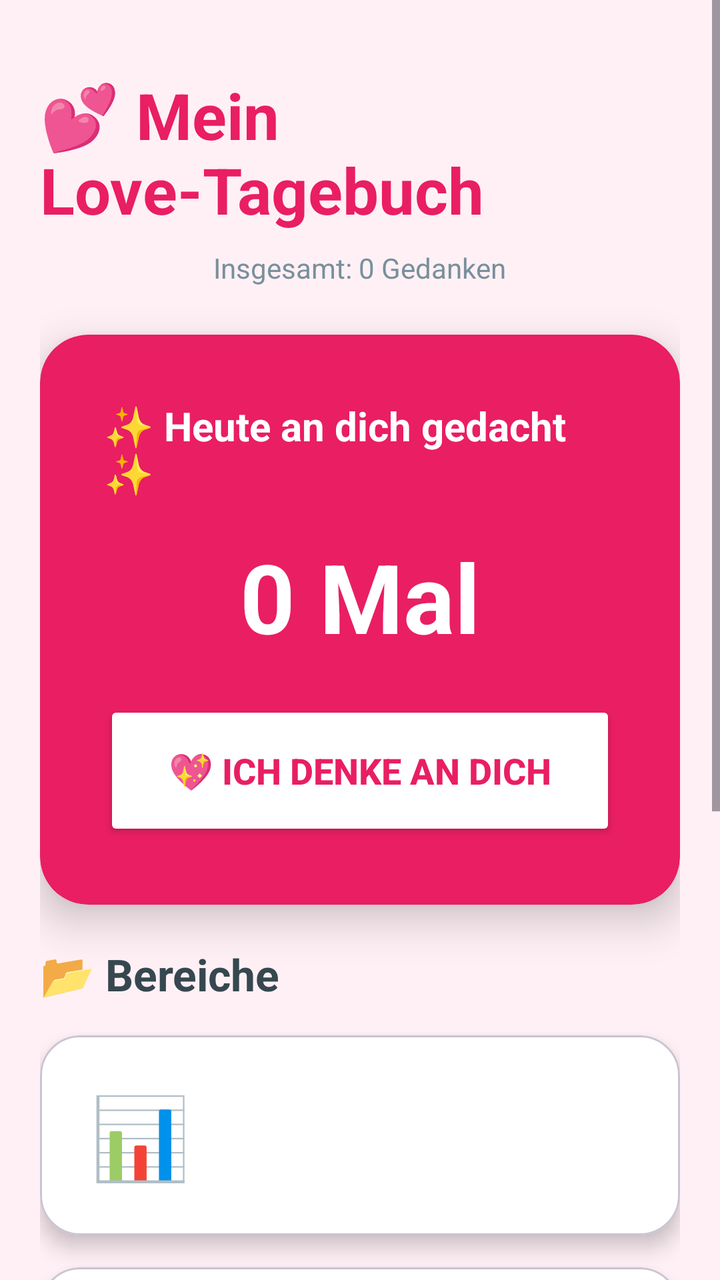
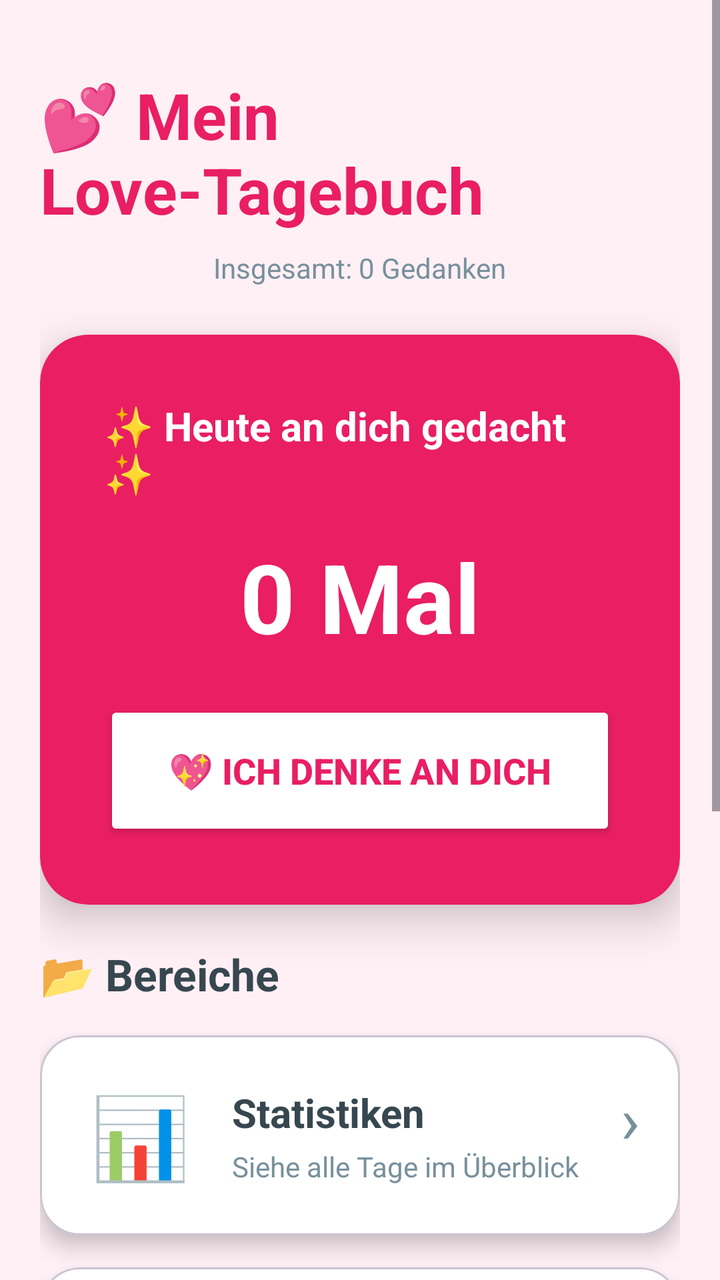

Two renders of the same Android screen: before a commit and after it. Below are the layout's source before the change and the commit's diff.
<!-- AndroidManifest.xml: application theme Theme.MeinTagebuch -->
<!-- res/layout/activity_main.xml -->
<?xml version="1.0" encoding="utf-8"?>
<ScrollView
    xmlns:android="http://schemas.android.com/apk/res/android"
    xmlns:app="http://schemas.android.com/apk/res-auto"
    android:layout_width="match_parent"
    android:layout_height="match_parent"
    android:background="@color/background">

    <LinearLayout
        android:layout_width="match_parent"
        android:layout_height="wrap_content"
        android:orientation="vertical"
        android:padding="20dp">

        
        <TextView
            android:layout_width="wrap_content"
            android:layout_height="wrap_content"
            android:text="💕 Mein Love-Tagebuch"
            android:textSize="32sp"
            android:textStyle="bold"
            android:textColor="@color/primary"
            android:layout_gravity="center"
            android:layout_marginTop="16dp"
            android:layout_marginBottom="8dp"/>

        <TextView
            android:id="@+id/totalThoughtsText"
            android:layout_width="wrap_content"
            android:layout_height="wrap_content"
            android:text="Insgesamt: 0 Gedanken"
            android:textSize="14sp"
            android:textColor="@color/secondary_text"
            android:layout_gravity="center"
            android:layout_marginBottom="24dp"/>

        
        <com.google.android.material.card.MaterialCardView
            android:layout_width="match_parent"
            android:layout_height="wrap_content"
            android:layout_marginBottom="20dp"
            app:cardCornerRadius="24dp"
            app:cardElevation="12dp"
            app:strokeWidth="0dp"
            android:backgroundTint="@color/primary">

            <LinearLayout
                android:layout_width="match_parent"
                android:layout_height="wrap_content"
                android:orientation="vertical"
                android:padding="32dp"
                android:gravity="center">

                <TextView
                    android:layout_width="wrap_content"
                    android:layout_height="wrap_content"
                    android:text="✨ Heute an dich gedacht ✨"
                    android:textSize="20sp"
                    android:textColor="@android:color/white"
                    android:textStyle="bold"
                    android:layout_marginBottom="16dp"/>

                <TextView
                    android:id="@+id/thoughtCountText"
                    android:layout_width="wrap_content"
                    android:layout_height="wrap_content"
                    android:text="0 Mal"
                    android:textSize="48sp"
                    android:textStyle="bold"
                    android:textColor="@android:color/white"
                    android:layout_marginBottom="20dp"/>

                <Button
                    android:id="@+id/thoughtButton"
                    android:layout_width="match_parent"
                    android:layout_height="70dp"
                    android:text="💖 Ich denke an dich"
                    android:textSize="18sp"
                    android:textStyle="bold"
                    android:backgroundTint="@android:color/white"
                    android:textColor="@color/primary"
                    app:cornerRadius="16dp"/>

            </LinearLayout>
        </com.google.android.material.card.MaterialCardView>

        
        <TextView
            android:layout_width="wrap_content"
            android:layout_height="wrap_content"
            android:text="📂 Bereiche"
            android:textSize="22sp"
            android:textStyle="bold"
            android:textColor="@color/primary_text"
            android:layout_marginBottom="16dp"/>

        
        <com.google.android.material.card.MaterialCardView
            android:id="@+id/statisticsCard"
            android:layout_width="match_parent"
            android:layout_height="wrap_content"
            android:layout_marginBottom="16dp"
            app:cardCornerRadius="20dp"
            app:cardElevation="6dp"
            android:clickable="true"
            android:focusable="true"
            android:foreground="?attr/selectableItemBackground"
            android:backgroundTint="@color/card_background">

            <LinearLayout
                android:layout_width="match_parent"
                android:layout_height="wrap_content"
                android:orientation="horizontal"
                android:padding="20dp"
                android:gravity="center_vertical">

                <TextView
                    android:layout_width="60dp"
                    android:layout_height="60dp"
                    android:text="📊"
                    android:textSize="40sp"
                    android:gravity="center"/>

                <LinearLayout
                    android:layout_width="0dp"
                    android:layout_height="wrap_content"
                    android:layout_marginStart="16dp"
                    android:layout_weight="1"
                    android:orientation="vertical">

                    <TextView
                        android:text="Statistiken"
                        android:textColor="@color/primary_text"
                        android:textSize="20sp"
                        android:textStyle="bold" />

                    <TextView
                        android:layout_marginTop="4dp"
                        android:text="Siehe alle Tage im Überblick"
                        android:textColor="@color/secondary_text"
                        android:textSize="14sp" />
                </LinearLayout>

                <TextView
                    android:text="›"
                    android:textSize="32sp"
                    android:textColor="@color/secondary_text"/>
            </LinearLayout>
        </com.google.android.material.card.MaterialCardView>

        
        <com.google.android.material.card.MaterialCardView
            android:id="@+id/diaryCard"
            android:layout_width="match_parent"
            android:layout_height="wrap_content"
            android:layout_marginBottom="16dp"
            app:cardCornerRadius="20dp"
            app:cardElevation="6dp"
            android:clickable="true"
            android:focusable="true"
            android:foreground="?attr/selectableItemBackground"
            android:backgroundTint="@color/card_background">

            <LinearLayout
                android:layout_width="match_parent"
                android:layout_height="wrap_content"
                android:orientation="horizontal"
                android:padding="20dp"
                android:gravity="center_vertical">

                <TextView
                    android:layout_width="60dp"
                    android:layout_height="60dp"
                    android:text="📝"
                    android:textSize="40sp"
                    android:gravity="center"/>

                <LinearLayout
                    android:layout_width="0dp"
                    android:layout_height="wrap_content"
                    android:layout_weight="1"
                    android:orientation="vertical"
                    android:layout_marginStart="16dp">

                    <TextView
                        android:text="Tagebuch"
                        android:textSize="20sp"
                        android:textStyle="bold"
                        android:textColor="@color/primary_text"/>

                    <TextView
                        android:text="Alle Einträge ansehen"
                        android:textSize="14sp"
                        android:textColor="@color/secondary_text"
                        android:layout_marginTop="4dp"/>
                </LinearLayout>

                <TextView
                    android:text="›"
                    android:textSize="32sp"
                    android:textColor="@color/secondary_text"/>
            </LinearLayout>
        </com.google.android.material.card.MaterialCardView>

        
        <com.google.android.material.card.MaterialCardView
            android:id="@+id/photosCard"
            android:layout_width="match_parent"
            android:layout_height="wrap_content"
            android:layout_marginBottom="16dp"
            app:cardCornerRadius="20dp"
            app:cardElevation="6dp"
            android:clickable="true"
            android:focusable="true"
            android:foreground="?attr/selectableItemBackground"
            android:backgroundTint="@color/card_background">

            <LinearLayout
                android:layout_width="match_parent"
                android:layout_height="wrap_content"
                android:orientation="horizontal"
                android:padding="20dp"
                android:gravity="center_vertical">

                <TextView
                    android:layout_width="60dp"
                    android:layout_height="60dp"
                    android:text="📸"
                    android:textSize="40sp"
                    android:gravity="center"/>

                <LinearLayout
                    android:layout_width="0dp"
                    android:layout_height="wrap_content"
                    android:layout_weight="1"
                    android:orientation="vertical"
                    android:layout_marginStart="16dp">

                    <TextView
                        android:text="Foto-Galerie"
                        android:textSize="20sp"
                        android:textStyle="bold"
                        android:textColor="@color/primary_text"/>

                    <TextView
                        android:text="Erinnerungen festhalten"
                        android:textSize="14sp"
                        android:textColor="@color/secondary_text"
                        android:layout_marginTop="4dp"/>
                </LinearLayout>

                <TextView
                    android:text="›"
                    android:textSize="32sp"
                    android:textColor="@color/secondary_text"/>
            </LinearLayout>
        </com.google.android.material.card.MaterialCardView>

        
        <com.google.android.material.card.MaterialCardView
            android:id="@+id/partnerCard"
            android:layout_width="match_parent"
            android:layout_height="wrap_content"
            android:layout_marginBottom="24dp"
            app:cardCornerRadius="20dp"
            app:cardElevation="6dp"
            android:clickable="true"
            android:focusable="true"
            android:foreground="?attr/selectableItemBackground"
            android:backgroundTint="@color/card_background">

            <LinearLayout
                android:layout_width="match_parent"
                android:layout_height="wrap_content"
                android:orientation="horizontal"
                android:padding="20dp"
                android:gravity="center_vertical">

                <TextView
                    android:layout_width="60dp"
                    android:layout_height="60dp"
                    android:text="💑"
                    android:textSize="40sp"
                    android:gravity="center"/>

                <LinearLayout
                    android:layout_width="0dp"
                    android:layout_height="wrap_content"
                    android:layout_weight="1"
                    android:orientation="vertical"
                    android:layout_marginStart="16dp">

                    <TextView
                        android:text="Partner"
                        android:textSize="20sp"
                        android:textStyle="bold"
                        android:textColor="@color/primary_text"/>

                    <TextView
                        android:text="Gemeinsam schreiben"
                        android:textSize="14sp"
                        android:textColor="@color/secondary_text"
                        android:layout_marginTop="4dp"/>
                </LinearLayout>

                <TextView
                    android:text="›"
                    android:textSize="32sp"
                    android:textColor="@color/secondary_text"/>
            </LinearLayout>
        </com.google.android.material.card.MaterialCardView>

    </LinearLayout>

</ScrollView>
<!-- resources referenced by this layout -->
<resources>
  <color name="background">#FFF0F5</color>
  <color name="card_background">#FFFFFF</color>
  <color name="primary">#E91E63</color>
  <color name="primary_text">#37474F</color>
  <color name="secondary_text">#78909C</color>
  <style name="Theme.MeinTagebuch" parent="Base.Theme.MeinTagebuch" />
  <style name="Base.Theme.MeinTagebuch" parent="Theme.Material3.DayNight.NoActionBar">
          
          
      </style>
</resources>

<!-- the commit's change to res/layout/activity_main.xml (unified diff, before → after) -->
@@ -129,12 +129,16 @@
                     android:orientation="vertical">
 
                     <TextView
+                        android:layout_height="match_parent"
+                        android:layout_width="match_parent"
                         android:text="Statistiken"
                         android:textColor="@color/primary_text"
                         android:textSize="20sp"
                         android:textStyle="bold" />
 
                     <TextView
+                        android:layout_width="match_parent"
+                        android:layout_height="match_parent"
                         android:layout_marginTop="4dp"
                         android:text="Siehe alle Tage im Überblick"
                         android:textColor="@color/secondary_text"
@@ -142,6 +146,8 @@
                 </LinearLayout>
 
                 <TextView
+                    android:layout_width="wrap_content"
+                    android:layout_height="match_parent"
                     android:text="›"
                     android:textSize="32sp"
                     android:textColor="@color/secondary_text"/>
@@ -183,12 +189,16 @@
                     android:layout_marginStart="16dp">
 
                     <TextView
+                        android:layout_height="match_parent"
+                        android:layout_width="match_parent"
                         android:text="Tagebuch"
                         android:textSize="20sp"
                         android:textStyle="bold"
                         android:textColor="@color/primary_text"/>
 
                     <TextView
+                        android:layout_width="match_parent"
+                        android:layout_height="match_parent"
                         android:text="Alle Einträge ansehen"
                         android:textSize="14sp"
                         android:textColor="@color/secondary_text"
@@ -196,6 +206,8 @@
                 </LinearLayout>
 
                 <TextView
+                    android:layout_height="match_parent"
+                    android:layout_width="wrap_content"
                     android:text="›"
                     android:textSize="32sp"
                     android:textColor="@color/secondary_text"/>
@@ -237,12 +249,16 @@
                     android:layout_marginStart="16dp">
 
                     <TextView
+                        android:layout_width="match_parent"
+                        android:layout_height="match_parent"
                         android:text="Foto-Galerie"
                         android:textSize="20sp"
                         android:textStyle="bold"
                         android:textColor="@color/primary_text"/>
 
                     <TextView
+                        android:layout_height="match_parent"
+                        android:layout_width="match_parent"
                         android:text="Erinnerungen festhalten"
                         android:textSize="14sp"
                         android:textColor="@color/secondary_text"
@@ -250,6 +266,8 @@
                 </LinearLayout>
 
                 <TextView
+                    android:layout_width="wrap_content"
+                    android:layout_height="wrap_content"
                     android:text="›"
                     android:textSize="32sp"
                     android:textColor="@color/secondary_text"/>
@@ -291,12 +309,16 @@
                     android:layout_marginStart="16dp">
 
                     <TextView
+                        android:layout_height="match_parent"
+                        android:layout_width="match_parent"
                         android:text="Partner"
                         android:textSize="20sp"
                         android:textStyle="bold"
                         android:textColor="@color/primary_text"/>
 
                     <TextView
+                        android:layout_width="match_parent"
+                        android:layout_height="match_parent"
                         android:text="Gemeinsam schreiben"
                         android:textSize="14sp"
                         android:textColor="@color/secondary_text"
@@ -304,6 +326,8 @@
                 </LinearLayout>
 
                 <TextView
+                    android:layout_height="wrap_content"
+                    android:layout_width="wrap_content"
                     android:text="›"
                     android:textSize="32sp"
                     android:textColor="@color/secondary_text"/>
